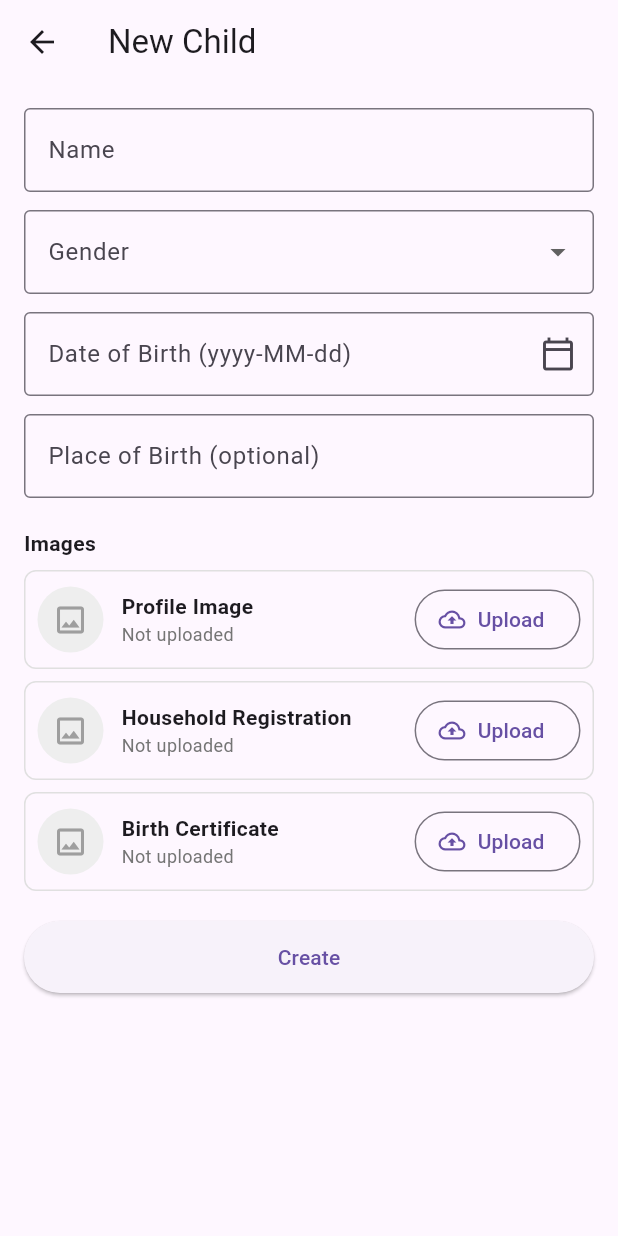
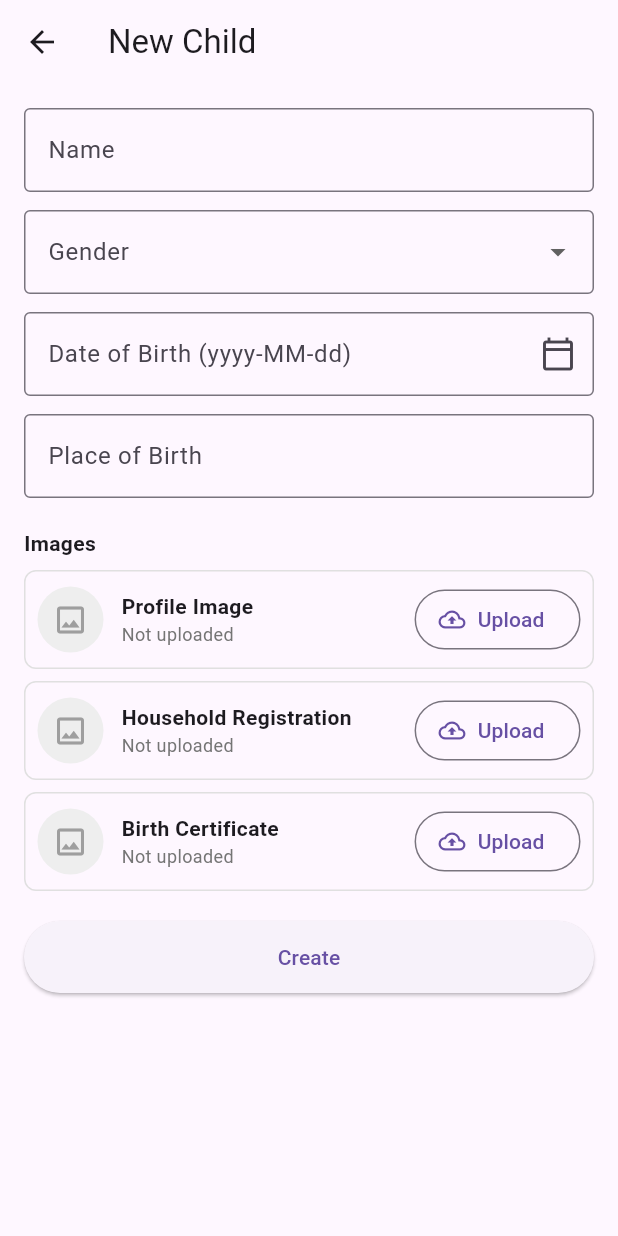
Before and after one commit to Truong0606/Flutter_PMG, a Flutter app: the StudentCreatePage screen opened by its route, on a phone screen of 412 x 824 dp. Run offline on Flutter 3.47's test engine with Material 3 defaults, Android fonts, the phone set to English and light mode, and no system bars; our stand-ins replace equatable, flutter_bloc, get_it, image_picker, shared_preferences, webview_flutter; missing offline and left inert: dart_jsonwebtoken; accounts and stored records are empty.

Commit message:
add last

```diff
--- a/lib/features/student/presentation/pages/student_create_page.dart
+++ b/lib/features/student/presentation/pages/student_create_page.dart
@@ -185,7 +185,7 @@ class _StudentCreatePageState extends State<StudentCreatePage> {
                   const SizedBox(height: 12),
                   TextFormField(
                     controller: _placeCtrl,
-                    decoration: const InputDecoration(labelText: 'Place of Birth (optional)', border: OutlineInputBorder()),
+                    decoration: const InputDecoration(labelText: 'Place of Birth', border: OutlineInputBorder()),
                   ),
                   const SizedBox(height: 20),
                   const Text('Images', style: TextStyle(fontWeight: FontWeight.w700)),
```
